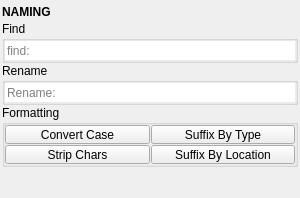
Before: the Qt Designer form mayatk/edit_utils/naming/naming.ui in m3trik/mayatk, drawn with Qt 5.
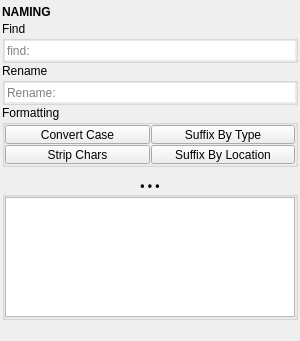
After: the same form once the commit is applied. Custom widgets are drawn as their Qt base class.

```diff
--- a/mayatk/edit_utils/naming/naming.ui
+++ b/mayatk/edit_utils/naming/naming.ui
@@ -353,6 +353,61 @@
         </property>
        </spacer>
       </item>
+      <item>
+       <widget class="CollapsableGroup" name="output_grp">
+        <property name="font">
+         <font>
+          <weight>75</weight>
+          <bold>true</bold>
+         </font>
+        </property>
+        <property name="title">
+         <string>• • •</string>
+        </property>
+        <property name="alignment">
+         <set>Qt::AlignCenter</set>
+        </property>
+        <layout class="QVBoxLayout" name="verticalLayout_4">
+         <property name="spacing">
+          <number>1</number>
+         </property>
+         <property name="leftMargin">
+          <number>0</number>
+         </property>
+         <property name="topMargin">
+          <number>0</number>
+         </property>
+         <property name="rightMargin">
+          <number>0</number>
+         </property>
+         <property name="bottomMargin">
+          <number>0</number>
+         </property>
+         <item>
+          <widget class="QTextBrowser" name="txt002">
+           <property name="minimumSize">
+            <size>
+             <width>0</width>
+             <height>120</height>
+            </size>
+           </property>
+           <property name="verticalScrollBarPolicy">
+            <enum>Qt::ScrollBarAsNeeded</enum>
+           </property>
+           <property name="sizeAdjustPolicy">
+            <enum>QAbstractScrollArea::AdjustIgnored</enum>
+           </property>
+           <property name="openExternalLinks">
+            <bool>false</bool>
+           </property>
+           <property name="openLinks">
+            <bool>false</bool>
+           </property>
+          </widget>
+         </item>
+        </layout>
+       </widget>
+      </item>
       <item>
        <widget class="Footer" name="footer" native="true">
         <property name="minimumSize">
```
